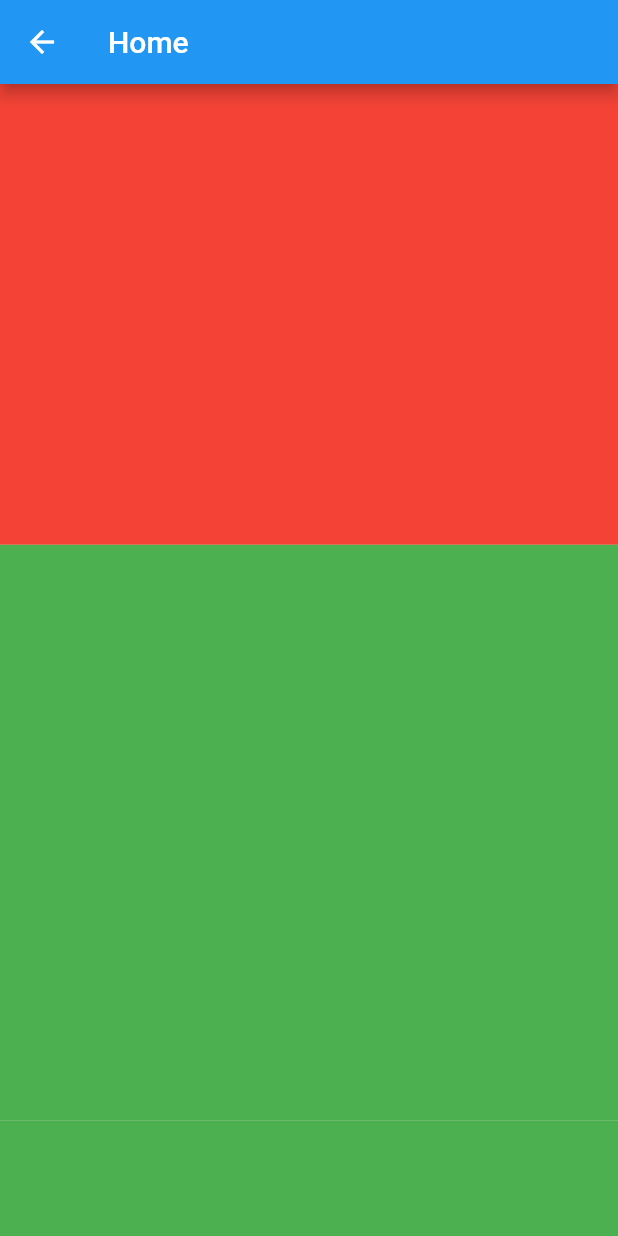
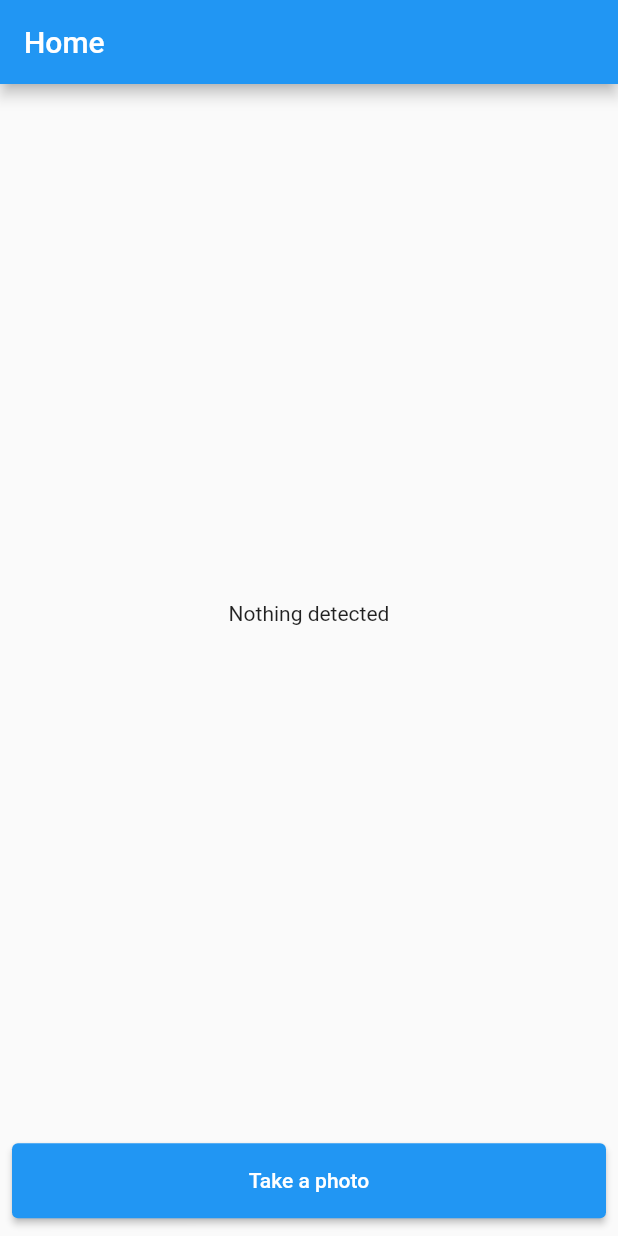
Before and after one commit to richprince23/hw2text, a Flutter app: the MainScreen screen opened directly, on a phone screen of 412 x 824 dp. Run offline on Flutter 3.47's test engine with Material 2 defaults, Android fonts, the phone set to English and light mode, and no system bars; our stand-ins replace image_cropper, image_picker.

Commit message:
second commit

```diff
--- a/lib/screens/main_screen.dart
+++ b/lib/screens/main_screen.dart
@@ -1,4 +1,6 @@
 import 'package:flutter/material.dart';
+import 'package:hw2text/controllers/api.dart';
+import 'package:hw2text/controllers/image_controller.dart';
 import 'package:image_cropper/image_cropper.dart';
 import 'package:image_picker/image_picker.dart';
 
@@ -12,24 +14,42 @@ class MainScreen extends StatefulWidget {
 class _MainScreenState extends State<MainScreen> {
   XFile? _image;
   CroppedFile? _croppedFile;
+  String? detectedNumber;
 
   @override
   Widget build(BuildContext context) {
     return Scaffold(
       appBar: AppBar(title: const Text('Home')),
       body: Column(
+        mainAxisAlignment: MainAxisAlignment.spaceEvenly,
         children: [
           Flexible(
-            flex: 4,
-            child: Container(color: Colors.red),
-          ),
-          Flexible(
-            flex: 5,
-            child: Container(color: Colors.green),
+            flex: 8,
+            child: Container(
+              child: Center(
+                child: Text(detectedNumber ?? "Nothing detected"),
+              ),
+            ),
           ),
           Flexible(
             flex: 1,
-            child: Container(color: Colors.green),
+            child: Container(
+              padding: const EdgeInsets.symmetric(horizontal: 8.0),
+              width: MediaQuery.of(context).size.width,
+              height: 50,
+              child: ElevatedButton(
+                onPressed: () async {
+                  Utils.getImage()
+                      .then((value) => Utils.cropImage(value!))
+                      .then((value) =>
+                          Api.recognizeHandwrittenNumber(value!.path))
+                      .then((value) => setState(() {
+                            detectedNumber = value;
+                          }));
+                },
+                child: const Text('Take a photo'),
+              ),
+            ),
           ),
         ],
       ),
```
Also changed, not shown: lib/controllers/api.dart (+41 -0 lines), lib/controllers/image_controller.dart (+4 -4 lines), lib/main.dart (+3 -6 lines).
